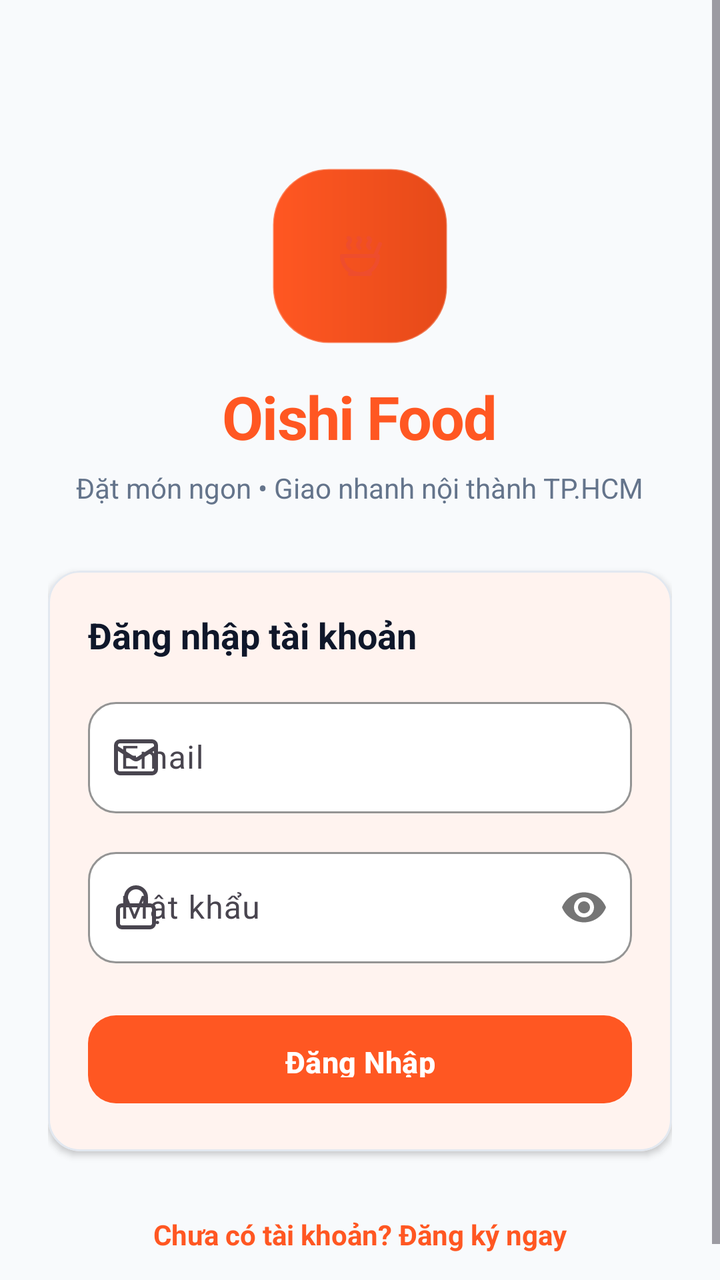
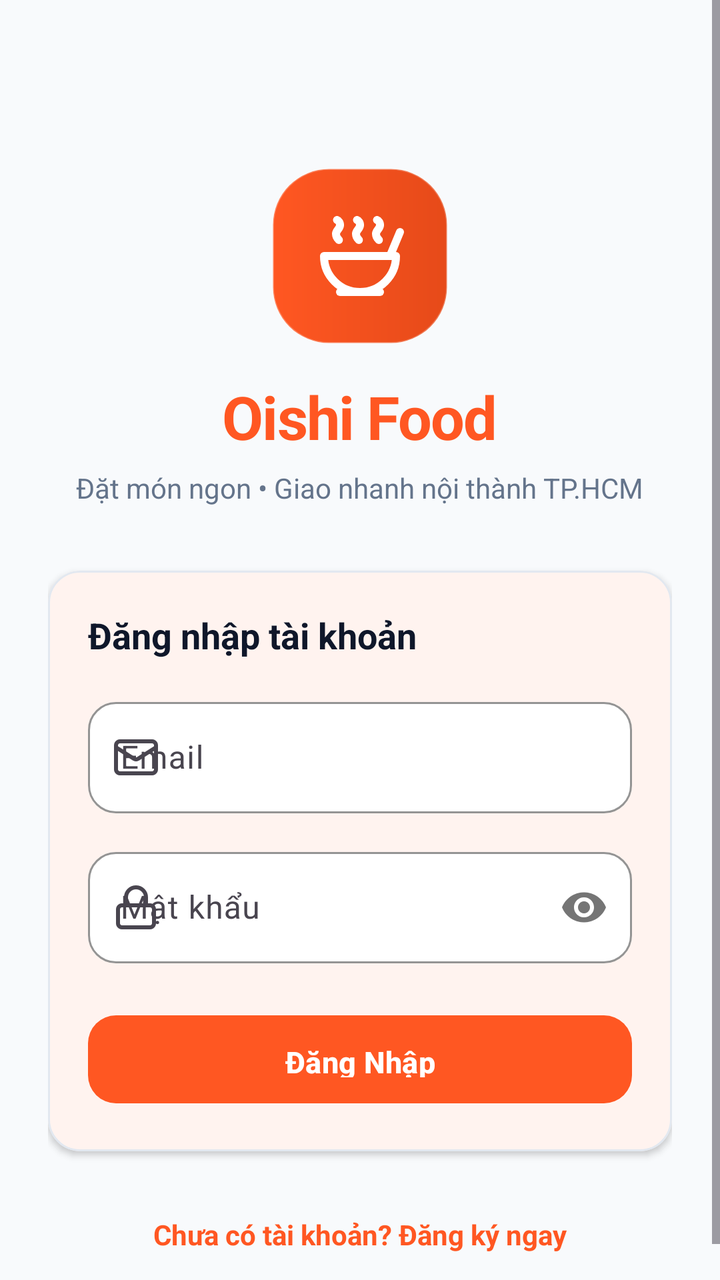

Before-and-after screenshots of an Android layout around one commit, followed by the original layout XML and the change that was made.
<!-- AndroidManifest.xml: activity theme Theme.FoodOrder.Customer.NoActionBar -->
<!-- res/layout/activity_login.xml -->
<?xml version="1.0" encoding="utf-8"?>
<ScrollView xmlns:android="http://schemas.android.com/apk/res/android"
    xmlns:app="http://schemas.android.com/apk/res-auto"
    android:layout_width="match_parent"
    android:layout_height="match_parent"
    android:background="@color/background"
    android:fitsSystemWindows="true"
    android:fillViewport="true">

    <androidx.constraintlayout.widget.ConstraintLayout
        android:layout_width="match_parent"
        android:layout_height="wrap_content"
        android:padding="24dp">

        
        <FrameLayout
            android:id="@+id/logoContainer"
            android:layout_width="88dp"
            android:layout_height="88dp"
            android:layout_marginTop="60dp"
            android:background="@drawable/bg_floating_cart"
            app:layout_constraintEnd_toEndOf="parent"
            app:layout_constraintStart_toStartOf="parent"
            app:layout_constraintTop_toTopOf="parent">

            <ImageView
                android:id="@+id/tvAppTitle"
                android:layout_width="wrap_content"
                android:layout_height="wrap_content"
                android:layout_gravity="center"
               
                app:srcCompat="@drawable/ic_soup" />
        </FrameLayout>

        <TextView
            android:id="@+id/tvWelcome"
            android:layout_width="wrap_content"
            android:layout_height="wrap_content"
            android:layout_marginTop="16dp"
            android:letterSpacing="-0.02"
            android:text="Oishi Food"
            android:textColor="@color/primary"
            android:textSize="30sp"
            android:textStyle="bold"
            app:layout_constraintEnd_toEndOf="parent"
            app:layout_constraintStart_toStartOf="parent"
            app:layout_constraintTop_toBottomOf="@id/logoContainer" />

        <TextView
            android:id="@+id/tvSubtitle"
            android:layout_width="wrap_content"
            android:layout_height="wrap_content"
            android:layout_marginTop="6dp"
            android:text="Đặt món ngon • Giao nhanh nội thành TP.HCM"
            android:textColor="@color/text_secondary"
            android:textSize="14sp"
            app:layout_constraintEnd_toEndOf="parent"
            app:layout_constraintStart_toStartOf="parent"
            app:layout_constraintTop_toBottomOf="@id/tvWelcome" />

        
        <com.google.android.material.card.MaterialCardView
            android:id="@+id/cardLogin"
            style="@style/Widget.FoodOrder.Card"
            android:layout_width="match_parent"
            android:layout_height="wrap_content"
            android:layout_marginTop="32dp"
            app:layout_constraintTop_toBottomOf="@id/tvSubtitle">

            <LinearLayout
                android:layout_width="match_parent"
                android:layout_height="wrap_content"
                android:orientation="vertical"
                android:padding="20dp">

                <TextView
                    android:layout_width="wrap_content"
                    android:layout_height="wrap_content"
                    android:layout_marginBottom="16dp"
                    android:text="Đăng nhập tài khoản"
                    android:textColor="@color/text_primary"
                    android:textSize="18sp"
                    android:textStyle="bold" />

                
                <com.google.android.material.textfield.TextInputLayout
                    android:id="@+id/tilEmail"
                    style="@style/Widget.FoodOrder.TextInput"
                    android:layout_width="match_parent"
                    android:layout_height="wrap_content"
                    android:hint="@string/email_hint"
                    app:startIconDrawable="@drawable/ic_mail">

                    <com.google.android.material.textfield.TextInputEditText
                        android:id="@+id/etEmail"
                        android:layout_width="match_parent"
                        android:layout_height="wrap_content"
                        android:inputType="textEmailAddress"
                        android:textColor="@color/text_primary" />
                </com.google.android.material.textfield.TextInputLayout>

                
                <com.google.android.material.textfield.TextInputLayout
                    android:id="@+id/tilPassword"
                    style="@style/Widget.FoodOrder.TextInput"
                    android:layout_width="match_parent"
                    android:layout_height="wrap_content"
                    android:layout_marginTop="14dp"
                    android:hint="@string/password_hint"
                    app:passwordToggleEnabled="true"
                    app:startIconDrawable="@drawable/ic_lock">

                    <com.google.android.material.textfield.TextInputEditText
                        android:id="@+id/etPassword"
                        android:layout_width="match_parent"
                        android:layout_height="wrap_content"
                        android:inputType="textPassword"
                        android:textColor="@color/text_primary" />
                </com.google.android.material.textfield.TextInputLayout>

                
                <com.google.android.material.button.MaterialButton
                    android:id="@+id/btnLogin"
                    style="@style/Widget.FoodOrder.Button.Primary"
                    android:layout_width="match_parent"
                    android:layout_height="52dp"
                    android:layout_marginTop="22dp"
                    android:text="@string/btn_login" />

                <ProgressBar
                    android:id="@+id/progressBar"
                    android:layout_width="wrap_content"
                    android:layout_height="wrap_content"
                    android:layout_gravity="center"
                    android:layout_marginTop="12dp"
                    android:visibility="gone" />

            </LinearLayout>
        </com.google.android.material.card.MaterialCardView>

        
        <TextView
            android:id="@+id/tvRegister"
            android:layout_width="wrap_content"
            android:layout_height="wrap_content"
            android:layout_marginTop="24dp"
            android:padding="8dp"
            android:text="@string/no_account"
            android:textColor="@color/primary"
            android:textSize="14sp"
            android:textStyle="bold"
            app:layout_constraintEnd_toEndOf="parent"
            app:layout_constraintStart_toStartOf="parent"
            app:layout_constraintTop_toBottomOf="@id/cardLogin" />

    </androidx.constraintlayout.widget.ConstraintLayout>
</ScrollView>
<!-- resources referenced by this layout -->
<resources>
  <color name="background">#F8FAFC</color>
  <color name="primary">#FF5722</color>
  <color name="text_primary">#0F172A</color>
  <color name="text_secondary">#64748B</color>
  <!-- drawable bg_floating_cart (drawable) -->
  <?xml version="1.0" encoding="utf-8"?>
  <shape xmlns:android="http://schemas.android.com/apk/res/android"
      android:shape="rectangle">
      <corners android:radius="28dp" />
      <gradient
          android:angle="0"
          android:endColor="@color/primary_variant"
          android:startColor="@color/primary"
          android:type="linear" />
      <stroke
          android:width="1dp"
          android:color="#40FFFFFF" />
  </shape>
  <!-- drawable ic_lock (drawable) -->
  <vector xmlns:android="http://schemas.android.com/apk/res/android"
      android:width="24dp"
      android:height="24dp"
      android:viewportWidth="24"
      android:viewportHeight="24">
      <path
          android:strokeColor="#FF000000"
          android:strokeWidth="2"
          android:strokeLineCap="round"
          android:strokeLineJoin="round"
          android:pathData="M 5.0,11.0 h 14.0 a 2.0,2.0 0 0 1 2.0,2.0 v 7.0 a 2.0,2.0 0 0 1 -2.0,2.0 h -14.0 a 2.0,2.0 0 0 1 -2.0,-2.0 v -7.0 a 2.0,2.0 0 0 1 2.0,-2.0 Z" />
      <path
          android:strokeColor="#FF000000"
          android:strokeWidth="2"
          android:strokeLineCap="round"
          android:strokeLineJoin="round"
          android:pathData="M7 11V7a5 5 0 0 1 10 0v4" />
  </vector>
  <string name="btn_login">Đăng Nhập</string>
  <string name="email_hint">Email</string>
  <string name="no_account">Chưa có tài khoản? Đăng ký ngay</string>
  <string name="password_hint">Mật khẩu</string>
  <style name="Widget.FoodOrder.Button.Primary" parent="Widget.Material3.Button">
          <item name="android:textColor">@color/on_primary</item>
          <item name="backgroundTint">@color/primary</item>
          <item name="cornerRadius">14dp</item>
          <item name="android:textAllCaps">false</item>
          <item name="android:textSize">15sp</item>
          <item name="android:textStyle">bold</item>
          <item name="android:paddingTop">13dp</item>
          <item name="android:paddingBottom">13dp</item>
          <item name="elevation">2dp</item>
      </style>
  <style name="Widget.FoodOrder.Card" parent="Widget.Material3.CardView.Elevated">
          <item name="cardCornerRadius">16dp</item>
          <item name="cardElevation">2dp</item>
          <item name="strokeColor">@color/border</item>
          <item name="strokeWidth">1dp</item>
          <item name="contentPadding">0dp</item>
          <item name="cardBackgroundColor">#FFFFFF</item>
      </style>
  <style name="Widget.FoodOrder.TextInput" parent="Widget.Material3.TextInputLayout.OutlinedBox">
          <item name="boxCornerRadiusTopStart">14dp</item>
          <item name="boxCornerRadiusTopEnd">14dp</item>
          <item name="boxCornerRadiusBottomStart">14dp</item>
          <item name="boxCornerRadiusBottomEnd">14dp</item>
          <item name="boxStrokeColor">@color/primary</item>
          <item name="hintTextColor">@color/primary</item>
          <item name="boxBackgroundColor">#FFFFFF</item>
      </style>
  <style name="Theme.FoodOrder.Customer.NoActionBar" parent="Theme.FoodOrder.Customer">
          <item name="windowActionBar">false</item>
          <item name="windowNoTitle">true</item>
      </style>
  <color name="primary_variant">#E64A19</color>
  <color name="on_primary">#FFFFFF</color>
  <color name="border">#E2E8F0</color>
  <color name="secondary">#10B981</color>
  <color name="secondary_variant">#059669</color>
  <color name="on_secondary">#FFFFFF</color>
  <color name="surface">#FFFFFF</color>
  <color name="on_surface">#1E293B</color>
  <color name="error">#EF4444</color>
  <color name="on_error">#FFFFFF</color>
  <!-- unchanged entries left out for length: 3 -->
</resources>

<!-- the commit's change to res/layout/activity_login.xml (unified diff, before → after) -->
@@ -25,11 +25,11 @@
 
             <ImageView
                 android:id="@+id/tvAppTitle"
-                android:layout_width="wrap_content"
-                android:layout_height="wrap_content"
+                android:layout_width="48dp"
+                android:layout_height="48dp"
                 android:layout_gravity="center"
-               
-                app:srcCompat="@drawable/ic_soup" />
+                app:srcCompat="@drawable/ic_soup"
+                app:tint="@color/white" />
         </FrameLayout>
 
         <TextView
<!-- resource entries referenced after the edit -->
@@ -4,6 +4,7 @@
   <color name="primary">#FF5722</color>
   <color name="text_primary">#0F172A</color>
   <color name="text_secondary">#64748B</color>
+  <color name="white">#FFFFFF</color>
   <!-- drawable bg_floating_cart (drawable) -->
   <?xml version="1.0" encoding="utf-8"?>
   <shape xmlns:android="http://schemas.android.com/apk/res/android"
